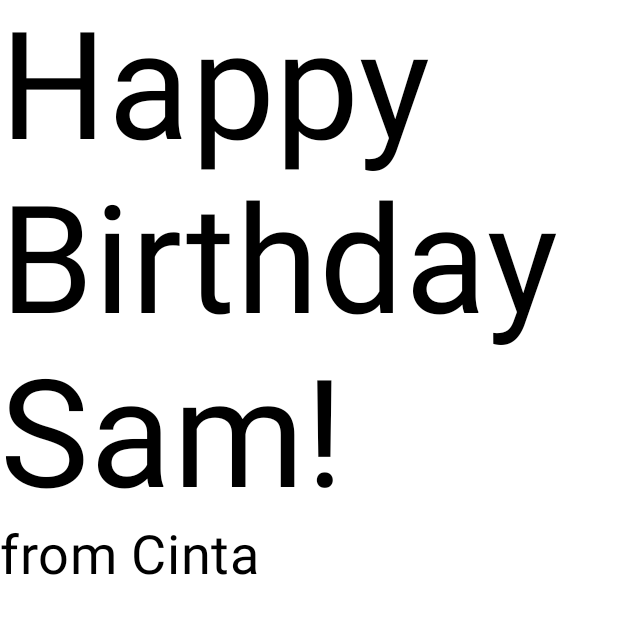
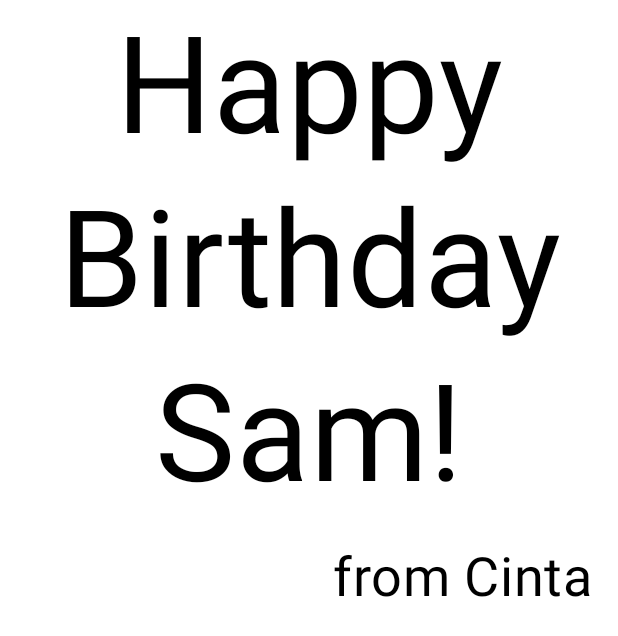
Before and after one commit to samyutomo/juarandroid-birthday-card, an Android app built with Jetpack Compose: the @Preview function BirthdayCardPreview, on a phone screen of 412 x 824 dp. Shown: the top 636 px of the screen. Run offline under Robolectric (Android 15) with nearby library versions, the phone set to English and light mode, and no system bars.

Commit message:
add greeting to the app (adjust padding, arrangement, alignment)

```diff
--- a/app/src/main/java/com/example/happybirthday/MainActivity.kt
+++ b/app/src/main/java/com/example/happybirthday/MainActivity.kt
@@ -3,14 +3,19 @@ package com.example.happybirthday
 import android.os.Bundle
 import androidx.activity.ComponentActivity
 import androidx.activity.compose.setContent
+import androidx.compose.foundation.layout.Arrangement
 import androidx.compose.foundation.layout.Column
 import androidx.compose.foundation.layout.fillMaxSize
+import androidx.compose.foundation.layout.padding
 import androidx.compose.material3.MaterialTheme
 import androidx.compose.material3.Surface
 import androidx.compose.material3.Text
 import androidx.compose.runtime.Composable
+import androidx.compose.ui.Alignment
 import androidx.compose.ui.Modifier
+import androidx.compose.ui.text.style.TextAlign
 import androidx.compose.ui.tooling.preview.Preview
+import androidx.compose.ui.unit.dp
 import androidx.compose.ui.unit.sp
 import com.example.happybirthday.ui.theme.HappyBirthdayTheme
 
@@ -24,6 +29,7 @@ class MainActivity : ComponentActivity() {
                     modifier = Modifier.fillMaxSize(),
                     color = MaterialTheme.colorScheme.background
                 ) {
+                    GreetingText(message = "Happy Birthday Sam!", from = "from Cinta")
                 }
             }
         }
@@ -32,15 +38,22 @@ class MainActivity : ComponentActivity() {
 
 @Composable
 fun GreetingText(message: String, from: String, modifier: Modifier = Modifier) {
-    Column(modifier = modifier) {
+    Column(
+        verticalArrangement = Arrangement.Center,
+        modifier = modifier
+    ) {
         Text(
             text = message,
-            fontSize = 100.sp,
-            lineHeight = 116.sp
+            fontSize = 90.sp,
+            lineHeight = 116.sp,
+            textAlign = TextAlign.Center
         )
         Text(
             text = from,
-            fontSize = 36.sp
+            fontSize = 36.sp,
+            modifier = Modifier
+                .padding(16.dp)
+                .align(alignment = Alignment.End)
         )
     }
 }
```
